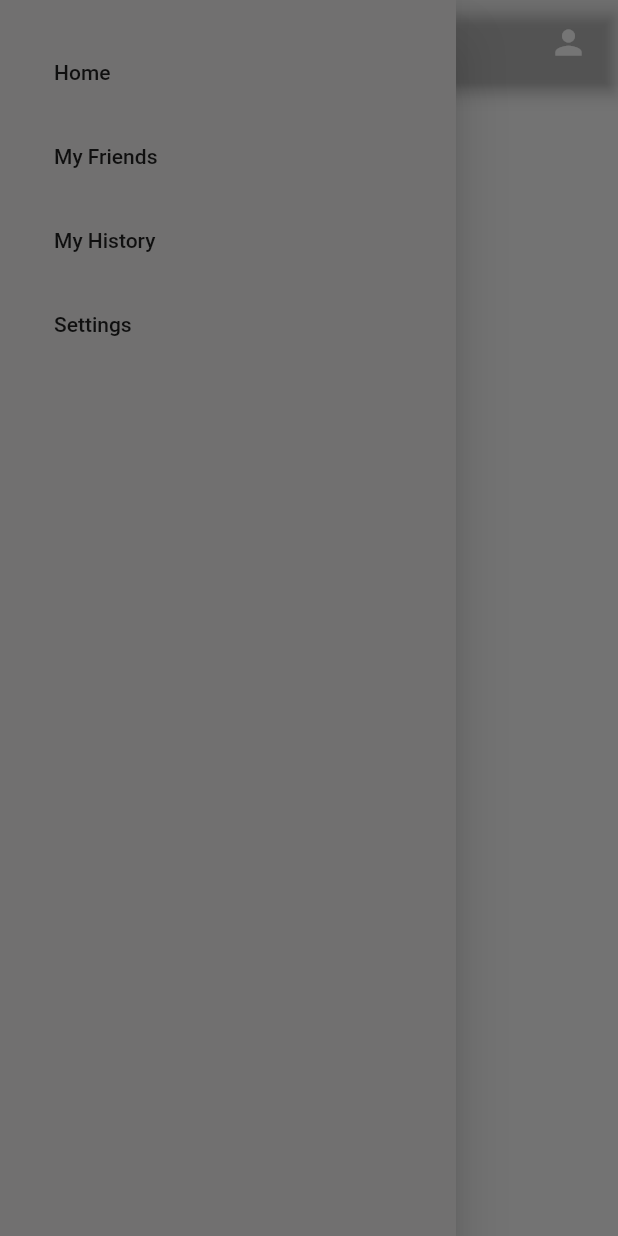
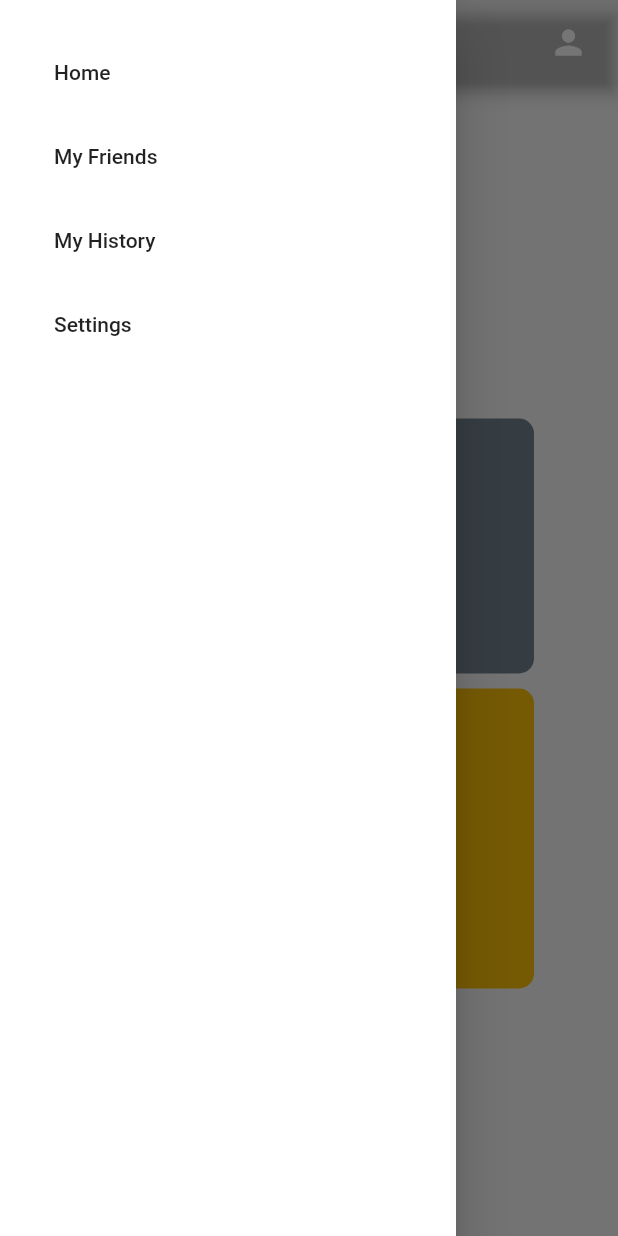
Before and after one commit to aranyagupta/ichack-arch, a Flutter app: the screen it shows after launch, with the side drawer open, on a phone screen of 412 x 824 dp. Run offline on Flutter 3.47's test engine with Material 2 defaults, Android fonts, the light colour scheme and no system bars.

Commit message:
Added placeholders on home

```diff
--- a/hack_app/lib/main.dart
+++ b/hack_app/lib/main.dart
@@ -10,7 +10,7 @@ class MyDrawer extends StatelessWidget {
     return Drawer(
       backgroundColor: Colors.blue,
       child: Container(
-        decoration: BoxDecoration(color: Color.fromARGB(255, 113, 112, 112)),
+        decoration: BoxDecoration(color: Color.fromARGB(255, 255, 255, 255)),
         child: ListView(padding: EdgeInsets.all(20), children: <Widget>[
           Builder(builder: ((context) {
             return ListTile(
@@ -62,6 +62,47 @@ class MyDrawer extends StatelessWidget {
   }
 }
 
+class LifePlot extends StatefulWidget {
+  @override
+  _LifePlot createState() => _LifePlot();
+}
+
+class _LifePlot extends State<LifePlot> {
+  @override
+  Widget build(BuildContext context) {
+    return Container(
+      decoration: BoxDecoration(
+          borderRadius: BorderRadius.circular(10),
+          color: Color.fromARGB(255, 115, 132, 146)),
+      margin: EdgeInsets.all(10),
+      child: SizedBox(
+        child: Text("Plot"),
+        height: 170,
+        width: 300,
+      ),
+    );
+  }
+}
+
+class Leaderboard extends StatefulWidget {
+  @override
+  State<Leaderboard> createState() => _Leaderboard();
+}
+
+class _Leaderboard extends State<Leaderboard> {
+  @override
+  Widget build(BuildContext context) {
+    return Container(
+        decoration: BoxDecoration(
+            color: Colors.amber, borderRadius: BorderRadius.circular(10)),
+        child: SizedBox(
+          height: 200,
+          width: 300,
+          child: Text("Leaderboard"),
+        ));
+  }
+}
+
 class MyApp extends StatelessWidget {
   @override
   Widget build(BuildContext context) {
@@ -83,9 +124,14 @@ class MyApp extends StatelessWidget {
             ]),
         drawer: MyDrawer(),
         body: Center(
-            child: Column(children: [
-          ElevatedButton(onPressed: () {}, child: Text("Start journey"))
-        ])),
+            child: Column(
+                crossAxisAlignment: CrossAxisAlignment.center,
+                mainAxisAlignment: MainAxisAlignment.center,
+                children: [
+              ElevatedButton(onPressed: () {}, child: Text("Start journey")),
+              LifePlot(),
+              Leaderboard()
+            ])),
       ),
     );
   }
```
